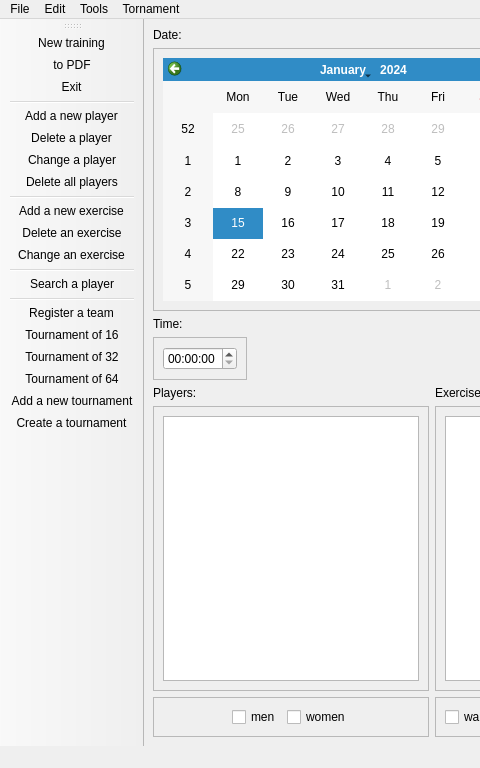
First picture: the form in BVB_Manager/bvb_manager.ui, repository Sautenko-Andrey/BVB_Manager, before the edit; both pictures show x 0 to 480 and y 0 to 768 of the 1366 by 768 pixel window.
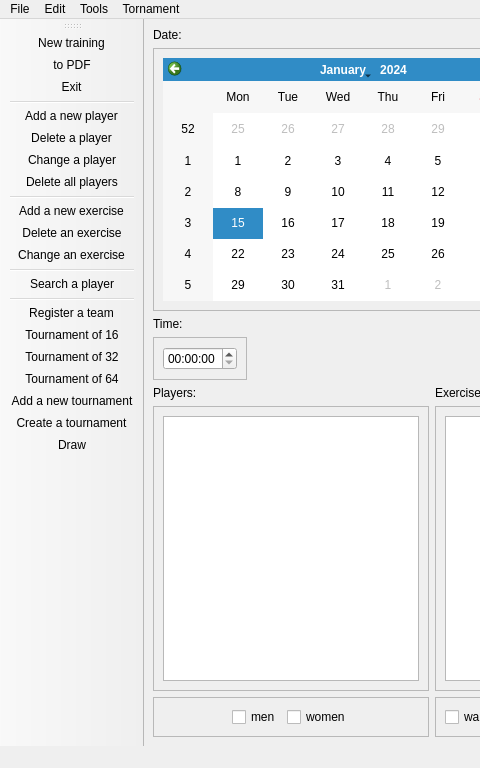
Second picture: the form after the edit. Icons and pictures are not drawn.

Commit message: tournament creator is ready. Have started creating tour draw widget

```diff
--- a/BVB_Manager/bvb_manager.ui
+++ b/BVB_Manager/bvb_manager.ui
@@ -749,6 +749,7 @@
    <addaction name="actionTournament_64"/>
    <addaction name="actionAdd_a_new_tournament"/>
    <addaction name="actionCreate_a_tournament"/>
+   <addaction name="actionDraw"/>
   </widget>
   <action name="actionNew_training">
    <property name="icon">
@@ -903,6 +904,15 @@
     <string>Create a tournament</string>
    </property>
   </action>
+  <action name="actionDraw">
+   <property name="icon">
+    <iconset resource="res.qrc">
+     <normaloff>:/images/ball.png</normaloff>:/images/ball.png</iconset>
+   </property>
+   <property name="text">
+    <string>Draw</string>
+   </property>
+  </action>
  </widget>
  <resources>
   <include location="res.qrc"/>
```
Left out of the diff: 1 changed line with no effect on the pictures. The commit also changes 13 other files.
